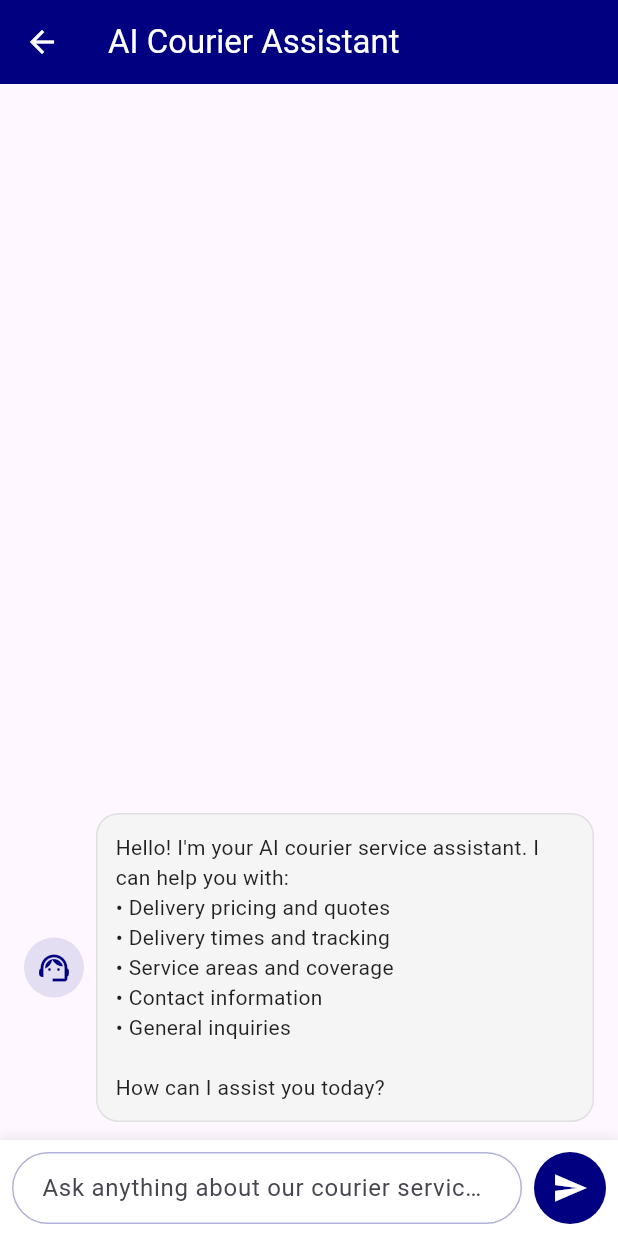
After one commit to mehdikazmii/e_courier, a Flutter app: the ChatbotScreen screen opened directly, after a tap on the "send" icon, on a phone screen of 412 x 824 dp. The commit adds this screen. Run offline on Flutter 3.47's test engine with Material 3 defaults, Android fonts, the phone set to English and light mode, and no system bars; our stand-ins replace bubble, cloud_firestore, firebase_auth, firebase_core, flutter_spinkit, get and 4 more; missing offline and left inert: another_stepper, shape_of_view_null_safe; accounts and stored records are empty; Roboto replaces fonts that are missing (Questrial).

Commit message:
Add AI assistant

```diff
--- a/lib/screens/UserAdmin.dart
+++ b/lib/screens/UserAdmin.dart
@@ -3,6 +3,7 @@ import 'package:get/get.dart';
 import 'package:shape_of_view_null_safe/shape_of_view_null_safe.dart';
 import 'package:untitled5/screens/admin_login.dart';
 import 'package:untitled5/screens/login.dart';
+import 'package:untitled5/screens/chatbot_screen.dart';
 import 'package:untitled5/theme/constant.dart';
 import 'package:untitled5/widgets/pressedWidgets.dart';
 
@@ -54,7 +55,7 @@ class UserAdmin extends StatelessWidget {
                         SizedBox(
                           height: size.height * 0.04,
                         ),
-                        Text(
+                        const Text(
                           "ECourier",
                           style: TextStyle(
                               fontSize: 35,
--- /dev/null
+++ b/lib/screens/chatbot_screen.dart
@@ -0,0 +1,318 @@
+import 'package:flutter/material.dart';
+import 'package:google_generative_ai/google_generative_ai.dart';
+import 'package:untitled5/theme/constant.dart';
+
+class ChatMessage {
+  final String text;
+  final bool isUser;
+
+  ChatMessage({required this.text, required this.isUser});
+}
+
+class ChatbotScreen extends StatefulWidget {
+  const ChatbotScreen({Key? key}) : super(key: key);
+
+  @override
+  ChatbotScreenState createState() => ChatbotScreenState();
+}
+
+class ChatbotScreenState extends State<ChatbotScreen> {
+  final TextEditingController _messageController = TextEditingController();
+  final List<ChatMessage> _messages = [];
+  final ScrollController _scrollController = ScrollController();
+  bool _isLoading = false;
+  late GenerativeModel _model;
+  late ChatSession _chat;
+
+  // Courier service data
+  final Map<String, dynamic> _courierData = {
+    'pricing': {
+      'local': {
+        'base_price': 100,
+        'per_kg': 20,
+        'max_weight': 50,
+      },
+      'intercity': {
+        'base_price': 200,
+        'per_kg': 30,
+        'max_weight': 100,
+      },
+      'international': {
+        'base_price': 1000,
+        'per_kg': 50,
+        'max_weight': 200,
+      }
+    },
+    'delivery_times': {
+      'local': '1-2 business days',
+      'intercity': '2-3 business days',
+      'international': '5-7 business days'
+    },
+    'service_areas': {
+      'local': ['Karachi', 'Lahore', 'Islamabad'],
+      'intercity': 'All major cities in Pakistan',
+      'international': 'Major countries worldwide'
+    },
+    'contact': {
+      'phone': '03055261182',
+      'email': 'support@ecourier.com',
+      'address': '123 Main Street, City, Country'
+    }
+  };
+
+  @override
+  void initState() {
+    super.initState();
+    _initializeGemini();
+    // Add initial greeting with service information
+    _messages.add(ChatMessage(
+      text:
+          '''Hello! I'm your AI courier service assistant. I can help you with:
+• Delivery pricing and quotes
+• Delivery times and tracking
+• Service areas and coverage
+• Contact information
+• General inquiries
+
+How can I assist you today?''',
+      isUser: false,
+    ));
+  }
+
+  Future<void> _initializeGemini() async {
+    try {
+      _model = GenerativeModel(
+        model: 'gemini-1.5-flash-latest',
+        apiKey: 'AIzaSyDLHyyzjqAqW4-k5FtzL0qRo8zOxrRICgI',
+        generationConfig: GenerationConfig(
+          temperature: 0.7,
+          topK: 40,
+          topP: 0.95,
+          maxOutputTokens: 2048,
+        ),
+      );
+      _chat = _model.startChat();
+    } catch (e) {
+      print('Error initializing Gemini: $e');
+      if (mounted) {
+        ScaffoldMessenger.of(context).showSnackBar(
+          const SnackBar(
+            content: Text(
+                'Failed to initialize AI assistant. Please try again later.'),
+          ),
+        );
+      }
+    }
+  }
+
+  Future<void> _handleSubmitted(String text) async {
+    if (text.trim().isEmpty) return;
+
+    setState(() {
+      _messages.insert(0, ChatMessage(text: text, isUser: true));
+      _isLoading = true;
+    });
+
+    try {
+      // Create a structured prompt with courier data
+      final prompt =
+          '''You are a helpful courier service assistant for ECourier. Here is our service information:
+
+Pricing:
+- Local: Base price Rs.${_courierData['pricing']['local']['base_price']} + Rs.${_courierData['pricing']['local']['per_kg']}/kg
+- Intercity: Base price Rs.${_courierData['pricing']['intercity']['base_price']} + Rs.${_courierData['pricing']['intercity']['per_kg']}/kg
+- International: Base price Rs.${_courierData['pricing']['international']['base_price']} + Rs.${_courierData['pricing']['international']['per_kg']}/kg
+
+Delivery Times:
+- Local: ${_courierData['delivery_times']['local']}
+- Intercity: ${_courierData['delivery_times']['intercity']}
+- International: ${_courierData['delivery_times']['international']}
+
+Service Areas:
+- Local: ${_courierData['service_areas']['local'].join(', ')}
+- Intercity: ${_courierData['service_areas']['intercity']}
+- International: ${_courierData['service_areas']['international']}
+
+Contact:
+- Phone: ${_courierData['contact']['phone']}
+- Email: ${_courierData['contact']['email']}
+- Address: ${_courierData['contact']['address']}
+
+Please provide a concise and helpful response to: $text''';
+
+      final response = await _chat.sendMessage(Content.text(prompt));
+
+      final responseText = response.text ??
+          'I apologize, but I couldn\'t process your request. Please try again.';
+
+      setState(() {
+        _messages.insert(0, ChatMessage(text: responseText, isUser: false));
+        _isLoading = false;
+      });
+    } catch (e) {
+      print('Error getting response: $e');
+      setState(() {
+        _messages.insert(
+            0,
+            ChatMessage(
+              text:
+                  'I apologize, but I encountered an error. Please try again later.',
+              isUser: false,
+            ));
+        _isLoading = false;
+      });
+    }
+
+    _messageController.clear();
+    _scrollController.animateTo(
+      0.0,
+      duration: const Duration(milliseconds: 300),
+      curve: Curves.easeOut,
+    );
+  }
+
+  Widget _buildMessage(ChatMessage message) {
+    return Container(
+      margin: const EdgeInsets.symmetric(vertical: 4.0, horizontal: 8.0),
+      child: Row(
+        mainAxisAlignment:
+            message.isUser ? MainAxisAlignment.end : MainAxisAlignment.start,
+        children: [
+          if (!message.isUser)
+            Container(
+              margin: const EdgeInsets.only(right: 8.0),
+              child: CircleAvatar(
+                backgroundColor: primaryColor.withOpacity(0.1),
+                child: const Icon(Icons.support_agent, color: primaryColor),
+              ),
+            ),
+          Flexible(
+            child: Container(
+              padding: const EdgeInsets.all(12.0),
+              decoration: BoxDecoration(
+                color: message.isUser
+                    ? primaryColor.withOpacity(0.1)
+                    : Colors.grey[100],
+                borderRadius: BorderRadius.circular(15.0),
+                border: Border.all(
+                  color: message.isUser
+                      ? primaryColor.withOpacity(0.2)
+                      : Colors.grey[300]!,
+                ),
+              ),
+              child: Text(
+                message.text,
+                style: TextStyle(
+                  color: message.isUser ? primaryColor : Colors.black87,
+                ),
+              ),
+            ),
+          ),
+          if (message.isUser)
+            Container(
+              margin: const EdgeInsets.only(left: 8.0),
+              child: CircleAvatar(
+                backgroundColor: primaryColor.withOpacity(0.1),
+                child: Icon(Icons.person, color: primaryColor),
+              ),
+            ),
+        ],
+      ),
+    );
+  }
+
+  @override
+  Widget build(BuildContext context) {
+    return Scaffold(
+      appBar: AppBar(
+        title: const Text('AI Courier Assistant'),
+        backgroundColor: primaryColor,
+        foregroundColor: Colors.white,
+        elevation: 0,
+      ),
+      body: Column(
+        children: [
+          Expanded(
+            child: ListView.builder(
+              controller: _scrollController,
+              reverse: true,
+              padding: const EdgeInsets.all(8.0),
+              itemCount: _messages.length,
+              itemBuilder: (context, index) => _buildMessage(_messages[index]),
+            ),
+          ),
+          if (_isLoading)
+            const Padding(
+              padding: EdgeInsets.all(8.0),
+              child: CircularProgressIndicator(
+                valueColor: AlwaysStoppedAnimation<Color>(primaryColor),
+              ),
+            ),
+          Container(
+            decoration: BoxDecoration(
+              color: Colors.white,
+              boxShadow: [
+                BoxShadow(
+                  color: Colors.grey.withOpacity(0.2),
+                  spreadRadius: 1,
+                  blurRadius: 5,
+                  offset: const Offset(0, -1),
+                ),
+              ],
+            ),
+            child: Padding(
+              padding: const EdgeInsets.all(8.0),
+              child: Row(
+                children: [
+                  Expanded(
+                    child: TextField(
+                      controller: _messageController,
+                      decoration: InputDecoration(
+                        hintText: 'Ask anything about our courier service...',
+                        border: OutlineInputBorder(
+                          borderRadius: BorderRadius.circular(25),
+                          borderSide: const BorderSide(color: primaryColor),
+                        ),
+                        enabledBorder: OutlineInputBorder(
+                          borderRadius: BorderRadius.circular(25),
+                          borderSide:
+                              BorderSide(color: primaryColor.withOpacity(0.3)),
+                        ),
+                        focusedBorder: OutlineInputBorder(
+                          borderRadius: BorderRadius.circular(25),
+                          borderSide: const BorderSide(color: primaryColor),
+                        ),
+                        contentPadding: const EdgeInsets.symmetric(
+                            horizontal: 16, vertical: 8),
+                      ),
+                      onSubmitted: _handleSubmitted,
+                    ),
+                  ),
+                  const SizedBox(width: 8.0),
+                  Container(
+                    decoration: const BoxDecoration(
+                      color: primaryColor,
+                      shape: BoxShape.circle,
+                    ),
+                    child: IconButton(
+                      icon: const Icon(Icons.send, color: Colors.white),
+                      onPressed: () =>
+                          _handleSubmitted(_messageController.text),
+                    ),
+                  ),
+                ],
+              ),
+            ),
+          ),
+        ],
+      ),
+    );
+  }
+
+  @override
+  void dispose() {
+    _messageController.dispose();
+    _scrollController.dispose();
+    super.dispose();
+  }
+}
--- a/lib/screens/history_page.dart
+++ b/lib/screens/history_page.dart
@@ -1,10 +1,8 @@
 import 'package:cloud_firestore/cloud_firestore.dart';
 import 'package:flutter/material.dart';
 import 'package:get/get.dart';
-import 'package:untitled5/models/admin_home_model.dart';
 import 'package:untitled5/screens/lable.dart';
 import 'package:untitled5/theme/constant.dart';
-import 'package:untitled5/widgets/admin_home_widget.dart';
 import 'package:untitled5/widgets/loading.dart';
 
 class HistoryPage extends StatelessWidget {
--- a/lib/screens/home.dart
+++ b/lib/screens/home.dart
@@ -4,11 +4,11 @@ import 'package:shape_of_view_null_safe/shape_of_view_null_safe.dart';
 import 'package:untitled5/screens/about_us.dart';
 import 'package:untitled5/screens/chat.dart';
 import 'package:untitled5/screens/dwr.dart';
-import 'package:untitled5/screens/faqs.dart';
 import 'package:untitled5/screens/history_page.dart';
 import 'package:untitled5/screens/pickup_schedule.dart';
 import 'package:untitled5/screens/privacyPolicy.dart';
 import 'package:untitled5/screens/track.dart';
+import 'package:untitled5/screens/chatbot_screen.dart';
 import 'package:untitled5/services/firestore_repositary.dart';
 import 'package:untitled5/theme/constant.dart';
 import 'package:url_launcher/url_launcher.dart';
@@ -21,7 +21,9 @@ class Home extends StatelessWidget {
     return Scaffold(
       appBar: getAppBar(),
       endDrawer: DrawerOne(),
-      body: ListView(
+      body: Stack(
+        children: [
+          ListView(
             children: [
               ShapeOfView(
                 elevation: 4,
@@ -318,7 +320,6 @@ class Home extends StatelessWidget {
                         ),
                       ),
                     ),
-
                   ],
                 ),
               ),
@@ -411,9 +412,21 @@ class Home extends StatelessWidget {
                   ],
                 ),
               ),
-
               const SizedBox(
                 height: 25,
+              ),
+            ],
+          ),
+          Positioned(
+            right: 16.0,
+            bottom: 16.0,
+            child: FloatingActionButton(
+              onPressed: () {
+                Get.to(() => const ChatbotScreen());
+              },
+              backgroundColor: primaryColor,
+              child: const Icon(Icons.chat, color: Colors.white),
+            ),
           ),
         ],
       ),
--- a/pubspec.yaml
+++ b/pubspec.yaml
@@ -50,6 +50,7 @@ dependencies:
   another_stepper: ^1.1.6
   path_provider: ^2.1.5
   file: ^7.0.0
+  google_generative_ai: ^0.4.6
 
 dev_dependencies:
   flutter_test:
```
Also changed, not shown: pubspec.lock, 4 other files. Lines whose indentation alone changed are shown as unchanged.
